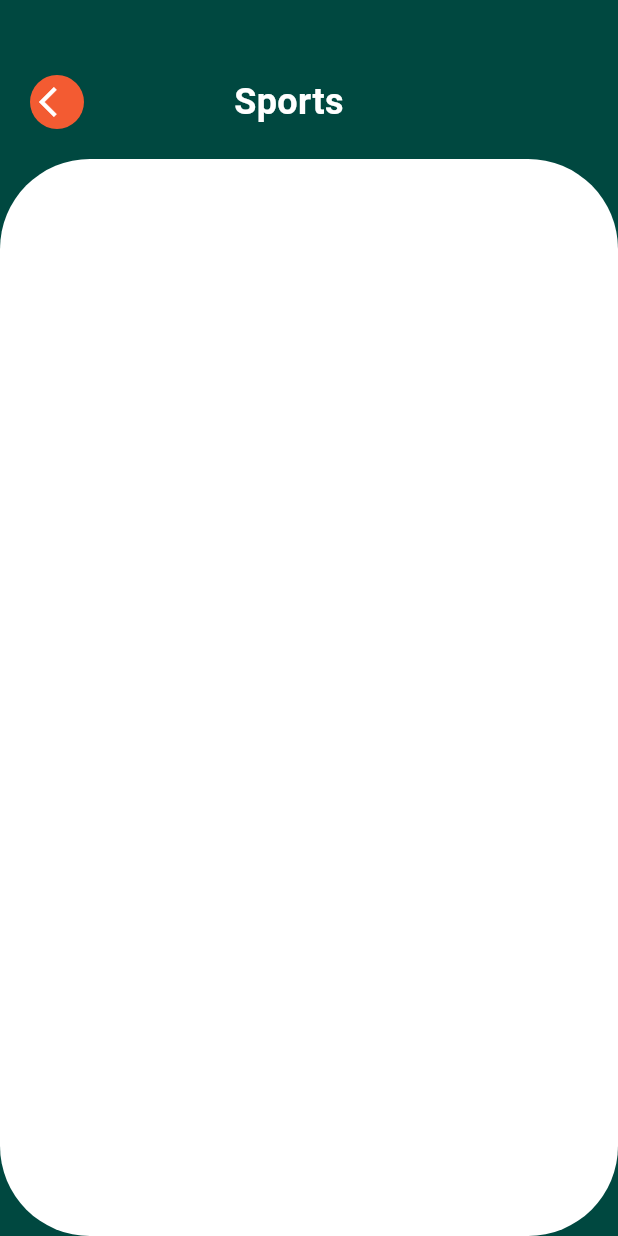
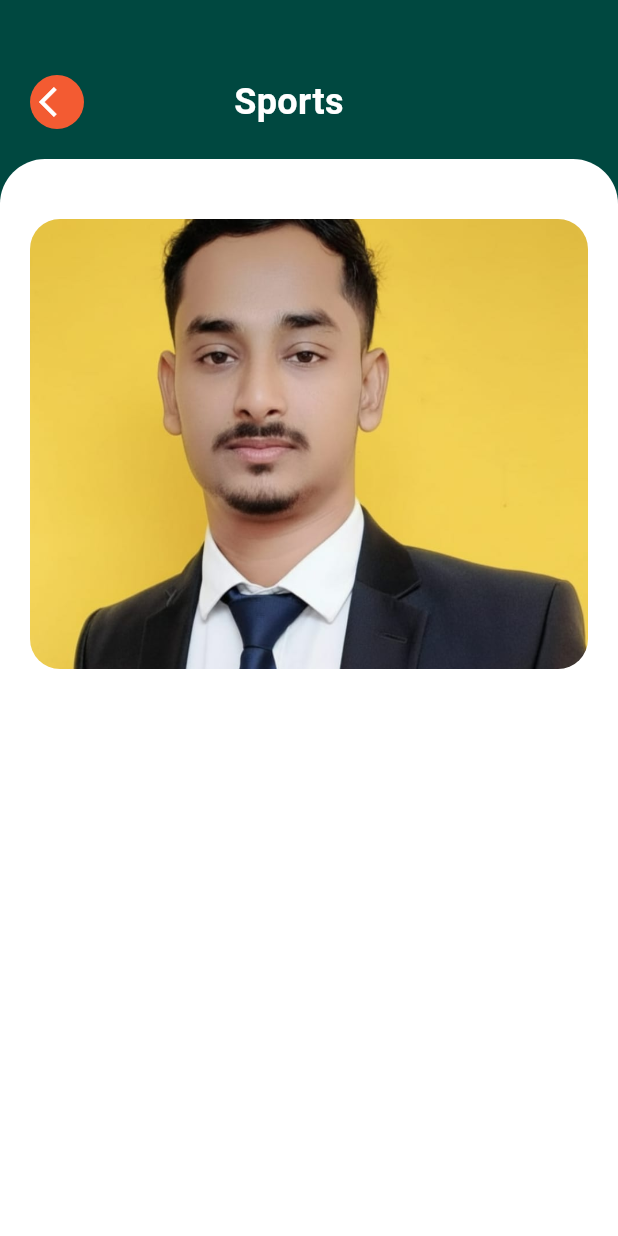
Before and after one commit to nityanand2003/flutter_quiz_app, a Flutter app: the Question screen opened directly, on a phone screen of 412 x 824 dp. Run offline on Flutter 3.47's test engine with Material 3 defaults, Android fonts, the phone set to English and light mode, and no system bars.

Commit message:
Some work in question section

```diff
--- a/lib/main.dart
+++ b/lib/main.dart
@@ -1,5 +1,7 @@
 import 'package:flutter/material.dart';
 import 'package:quiz_aap/page/home.dart';
+import 'package:quiz_aap/page/question.dart';
+
 void main() {
   runApp(const MyApp());
 }
@@ -12,10 +14,8 @@ class MyApp extends StatelessWidget {
     return MaterialApp(
       title: 'Flutter Demo',
       debugShowCheckedModeBanner: false,
-      theme: ThemeData(
-        colorScheme: .fromSeed(seedColor: Colors.deepPurple),
-      ),
-      home: Home()
+      theme: ThemeData(colorScheme: .fromSeed(seedColor: Colors.deepPurple)),
+      home: Question(), //Home(),
     );
   }
 }
--- a/lib/page/question.dart
+++ b/lib/page/question.dart
@@ -41,13 +41,37 @@ class _QuestionState extends State<Question> {
                 ],
               ),
             ),
-            SizedBox(height: 20.0,),
-            Expanded(child: Container(
-              padding: EdgeInsets.only(left: 20.0),
-              width: MediaQuery.of(context).size.width,
-              decoration: BoxDecoration(color: Colors.white, borderRadius: BorderRadius.circular(60),),
-            )),
-            Container(decoration: BoxDecoration(color: Colors.white)),
+            SizedBox(height: 20.0),
+            Expanded(
+              child: Container(
+                padding: EdgeInsets.only(left: 20.0, right: 20.0),
+                width: MediaQuery.of(context).size.width,
+                decoration: BoxDecoration(
+                  color: Colors.white,
+                  borderRadius: BorderRadius.only(
+                    topLeft: Radius.circular(30),
+                    topRight: Radius.circular(30),
+                  ),
+                ),
+                child: Column(
+                  children: [
+                    Padding(
+                      padding: EdgeInsets.only(top: 40.0),
+                      child: ClipRRect(
+                        borderRadius: BorderRadius.circular(20.0),
+                        child: Image.asset(
+                          "images/photo.jpeg",
+                          height: 300,
+                          width: MediaQuery.of(context).size.width,
+                          fit: BoxFit.cover,
+                        ),
+                      ),
+                    ),
+                  ],
+                ),
+              ),
+            ),
+
           ],
         ),
       ),
```
